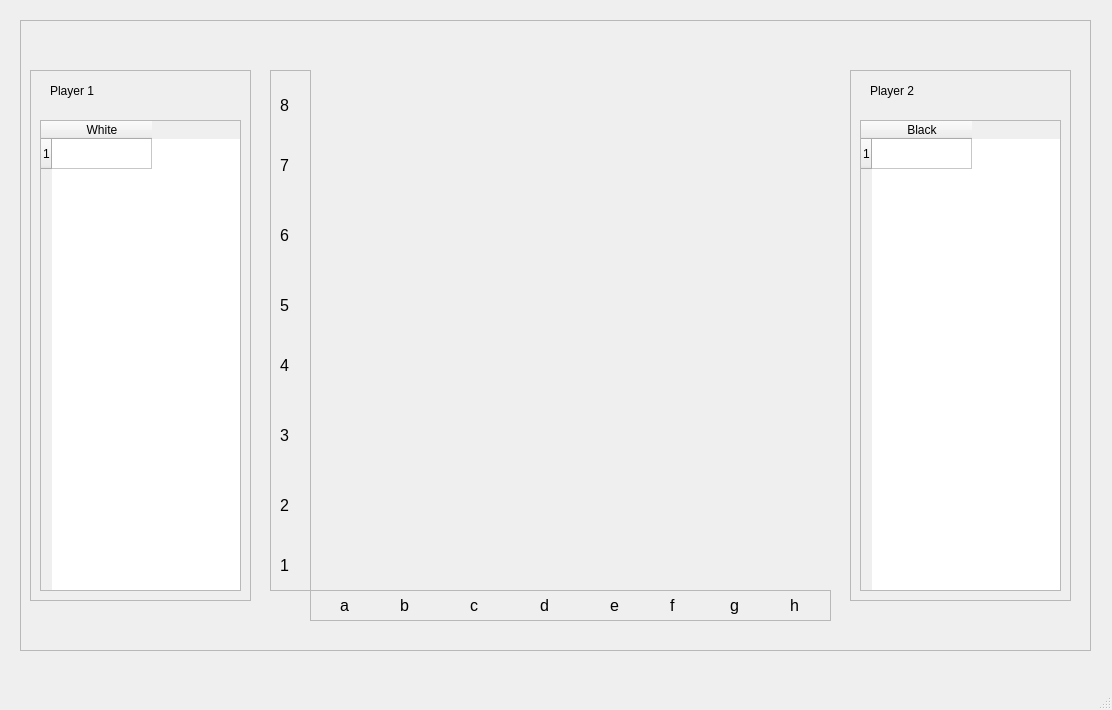
Old version of the form mainwindow.ui in the repository JoseHumire/ChessGame.
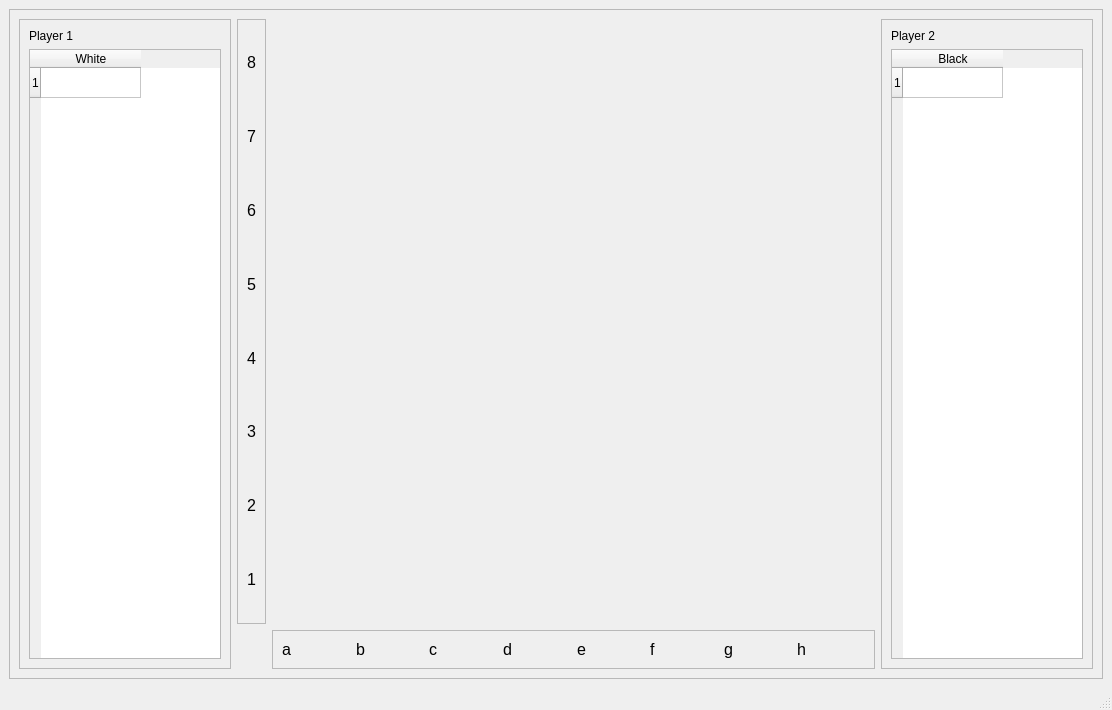
New version of the form. Custom widgets are drawn as their Qt base class.

```diff
--- a/mainwindow.ui
+++ b/mainwindow.ui
@@ -17,14 +17,17 @@
    <bool>false</bool>
   </property>
   <widget class="QWidget" name="centralwidget">
+   <property name="enabled">
+    <bool>true</bool>
+   </property>
+   <property name="autoFillBackground">
+    <bool>false</bool>
+   </property>
+   <layout class="QVBoxLayout" name="verticalLayout_4">
+    <item>
    <widget class="QFrame" name="frame_5">
-    <property name="geometry">
-     <rect>
-      <x>20</x>
-      <y>20</y>
-      <width>1071</width>
-      <height>631</height>
-     </rect>
+      <property name="autoFillBackground">
+       <bool>true</bool>
     </property>
     <property name="frameShape">
      <enum>QFrame::StyledPanel</enum>
@@ -32,43 +35,25 @@
     <property name="frameShadow">
      <enum>QFrame::Raised</enum>
     </property>
+      <layout class="QGridLayout" name="gridLayout_2" columnstretch="1,3,1">
+       <item row="0" column="0">
     <widget class="QFrame" name="frame_2">
-     <property name="geometry">
-      <rect>
-       <x>10</x>
-       <y>50</y>
-       <width>221</width>
-       <height>531</height>
-      </rect>
-     </property>
      <property name="frameShape">
       <enum>QFrame::StyledPanel</enum>
      </property>
      <property name="frameShadow">
       <enum>QFrame::Raised</enum>
      </property>
+         <layout class="QVBoxLayout" name="verticalLayout_3">
+          <item>
      <widget class="QLabel" name="label_3">
-      <property name="geometry">
-       <rect>
-        <x>20</x>
-        <y>10</y>
-        <width>71</width>
-        <height>21</height>
-       </rect>
-      </property>
       <property name="text">
        <string>Player 1</string>
       </property>
      </widget>
+          </item>
+          <item>
      <widget class="QTableWidget" name="tableWidget">
-      <property name="geometry">
-       <rect>
-        <x>10</x>
-        <y>50</y>
-        <width>201</width>
-        <height>471</height>
-       </rect>
-      </property>
       <row>
        <property name="text">
         <string>1</string>
@@ -80,44 +65,28 @@
        </property>
       </column>
      </widget>
-    </widget>
+          </item>
+         </layout>
+        </widget>
+       </item>
+       <item row="0" column="2">
     <widget class="QFrame" name="frame">
-     <property name="geometry">
-      <rect>
-       <x>830</x>
-       <y>50</y>
-       <width>221</width>
-       <height>531</height>
-      </rect>
-     </property>
      <property name="frameShape">
       <enum>QFrame::StyledPanel</enum>
      </property>
      <property name="frameShadow">
       <enum>QFrame::Raised</enum>
      </property>
+         <layout class="QVBoxLayout" name="verticalLayout_2">
+          <item>
      <widget class="QLabel" name="label">
-      <property name="geometry">
-       <rect>
-        <x>20</x>
-        <y>10</y>
-        <width>71</width>
-        <height>21</height>
-       </rect>
-      </property>
       <property name="text">
        <string>Player 2</string>
       </property>
      </widget>
+          </item>
+          <item>
      <widget class="QTableWidget" name="tableWidget_2">
-      <property name="geometry">
-       <rect>
-        <x>10</x>
-        <y>50</y>
-        <width>201</width>
-        <height>471</height>
-       </rect>
-      </property>
       <row>
        <property name="text">
         <string>1</string>
@@ -129,50 +98,23 @@
        </property>
       </column>
      </widget>
-    </widget>
+          </item>
+         </layout>
+        </widget>
+       </item>
+       <item row="0" column="1">
+        <layout class="QGridLayout" name="gridLayout" rowstretch="5,0" columnstretch="0,5">
+         <item row="0" column="0">
     <widget class="QFrame" name="frame_4">
-     <property name="geometry">
-      <rect>
-       <x>250</x>
-       <y>50</y>
-       <width>41</width>
-       <height>521</height>
-      </rect>
-     </property>
      <property name="frameShape">
       <enum>QFrame::StyledPanel</enum>
      </property>
      <property name="frameShadow">
       <enum>QFrame::Raised</enum>
      </property>
-     <widget class="QLabel" name="label_20">
-      <property name="geometry">
-       <rect>
-        <x>10</x>
-        <y>80</y>
-        <width>21</width>
-        <height>31</height>
-       </rect>
-      </property>
-      <property name="text">
-       <string>&lt;html&gt;&lt;head/&gt;&lt;body&gt;&lt;p&gt;&lt;span style=&quot; font-size:12pt;&quot;&gt;7&lt;/span&gt;&lt;/p&gt;&lt;/body&gt;&lt;/html&gt;</string>
-      </property>
-      <property name="textFormat">
-       <enum>Qt::AutoText</enum>
-      </property>
-      <property name="scaledContents">
-       <bool>true</bool>
-      </property>
-     </widget>
+           <layout class="QVBoxLayout" name="verticalLayout">
+            <item>
      <widget class="QLabel" name="label_13">
-      <property name="geometry">
-       <rect>
-        <x>10</x>
-        <y>20</y>
-        <width>21</width>
-        <height>31</height>
-       </rect>
-      </property>
       <property name="text">
        <string>&lt;html&gt;&lt;head/&gt;&lt;body&gt;&lt;p&gt;&lt;span style=&quot; font-size:12pt;&quot;&gt;8&lt;/span&gt;&lt;/p&gt;&lt;/body&gt;&lt;/html&gt;</string>
       </property>
@@ -183,15 +125,48 @@
        <bool>true</bool>
       </property>
      </widget>
+            </item>
+            <item>
+             <widget class="QLabel" name="label_20">
+              <property name="text">
+               <string>&lt;html&gt;&lt;head/&gt;&lt;body&gt;&lt;p&gt;&lt;span style=&quot; font-size:12pt;&quot;&gt;7&lt;/span&gt;&lt;/p&gt;&lt;/body&gt;&lt;/html&gt;</string>
+              </property>
+              <property name="textFormat">
+               <enum>Qt::AutoText</enum>
+              </property>
+              <property name="scaledContents">
+               <bool>true</bool>
+              </property>
+             </widget>
+            </item>
+            <item>
+             <widget class="QLabel" name="label_14">
+              <property name="text">
+               <string>&lt;html&gt;&lt;head/&gt;&lt;body&gt;&lt;p&gt;&lt;span style=&quot; font-size:12pt;&quot;&gt;6&lt;/span&gt;&lt;/p&gt;&lt;/body&gt;&lt;/html&gt;</string>
+              </property>
+              <property name="textFormat">
+               <enum>Qt::AutoText</enum>
+              </property>
+              <property name="scaledContents">
+               <bool>true</bool>
+              </property>
+             </widget>
+            </item>
+            <item>
+             <widget class="QLabel" name="label_15">
+              <property name="text">
+               <string>&lt;html&gt;&lt;head/&gt;&lt;body&gt;&lt;p&gt;&lt;span style=&quot; font-size:12pt;&quot;&gt;5&lt;/span&gt;&lt;/p&gt;&lt;/body&gt;&lt;/html&gt;</string>
+              </property>
+              <property name="textFormat">
+               <enum>Qt::AutoText</enum>
+              </property>
+              <property name="scaledContents">
+               <bool>true</bool>
+              </property>
+             </widget>
+            </item>
+            <item>
      <widget class="QLabel" name="label_16">
-      <property name="geometry">
-       <rect>
-        <x>10</x>
-        <y>280</y>
-        <width>21</width>
-        <height>31</height>
-       </rect>
-      </property>
       <property name="text">
        <string>&lt;html&gt;&lt;head/&gt;&lt;body&gt;&lt;p&gt;&lt;span style=&quot; font-size:12pt;&quot;&gt;4&lt;/span&gt;&lt;/p&gt;&lt;/body&gt;&lt;/html&gt;</string>
       </property>
@@ -202,15 +177,9 @@
        <bool>true</bool>
       </property>
      </widget>
+            </item>
+            <item>
      <widget class="QLabel" name="label_17">
-      <property name="geometry">
-       <rect>
-        <x>10</x>
-        <y>350</y>
-        <width>21</width>
-        <height>31</height>
-       </rect>
-      </property>
       <property name="text">
        <string>&lt;html&gt;&lt;head/&gt;&lt;body&gt;&lt;p&gt;&lt;span style=&quot; font-size:12pt;&quot;&gt;3&lt;/span&gt;&lt;/p&gt;&lt;/body&gt;&lt;/html&gt;</string>
       </property>
@@ -221,53 +190,9 @@
        <bool>true</bool>
       </property>
      </widget>
-     <widget class="QLabel" name="label_19">
-      <property name="geometry">
-       <rect>
-        <x>10</x>
-        <y>480</y>
-        <width>21</width>
-        <height>31</height>
-       </rect>
-      </property>
-      <property name="text">
-       <string>&lt;html&gt;&lt;head/&gt;&lt;body&gt;&lt;p&gt;&lt;span style=&quot; font-size:12pt;&quot;&gt;1&lt;/span&gt;&lt;/p&gt;&lt;/body&gt;&lt;/html&gt;</string>
-      </property>
-      <property name="textFormat">
-       <enum>Qt::AutoText</enum>
-      </property>
-      <property name="scaledContents">
-       <bool>true</bool>
-      </property>
-     </widget>
-     <widget class="QLabel" name="label_14">
-      <property name="geometry">
-       <rect>
-        <x>10</x>
-        <y>150</y>
-        <width>21</width>
-        <height>31</height>
-       </rect>
-      </property>
-      <property name="text">
-       <string>&lt;html&gt;&lt;head/&gt;&lt;body&gt;&lt;p&gt;&lt;span style=&quot; font-size:12pt;&quot;&gt;6&lt;/span&gt;&lt;/p&gt;&lt;/body&gt;&lt;/html&gt;</string>
-      </property>
-      <property name="textFormat">
-       <enum>Qt::AutoText</enum>
-      </property>
-      <property name="scaledContents">
-       <bool>true</bool>
-      </property>
-     </widget>
+            </item>
+            <item>
      <widget class="QLabel" name="label_18">
-      <property name="geometry">
-       <rect>
-        <x>10</x>
-        <y>420</y>
-        <width>21</width>
-        <height>31</height>
-       </rect>
-      </property>
       <property name="text">
        <string>&lt;html&gt;&lt;head/&gt;&lt;body&gt;&lt;p&gt;&lt;span style=&quot; font-size:12pt;&quot;&gt;2&lt;/span&gt;&lt;/p&gt;&lt;/body&gt;&lt;/html&gt;</string>
       </property>
@@ -278,17 +203,11 @@
        <bool>true</bool>
       </property>
      </widget>
-     <widget class="QLabel" name="label_15">
-      <property name="geometry">
-       <rect>
-        <x>10</x>
-        <y>220</y>
-        <width>21</width>
-        <height>31</height>
-       </rect>
-      </property>
+            </item>
+            <item>
+             <widget class="QLabel" name="label_19">
       <property name="text">
-       <string>&lt;html&gt;&lt;head/&gt;&lt;body&gt;&lt;p&gt;&lt;span style=&quot; font-size:12pt;&quot;&gt;5&lt;/span&gt;&lt;/p&gt;&lt;/body&gt;&lt;/html&gt;</string>
+               <string>&lt;html&gt;&lt;head/&gt;&lt;body&gt;&lt;p&gt;&lt;span style=&quot; font-size:12pt;&quot;&gt;1&lt;/span&gt;&lt;/p&gt;&lt;/body&gt;&lt;/html&gt;</string>
       </property>
       <property name="textFormat">
        <enum>Qt::AutoText</enum>
@@ -297,31 +216,21 @@
        <bool>true</bool>
       </property>
      </widget>
-    </widget>
+            </item>
+           </layout>
+          </widget>
+         </item>
+         <item row="1" column="1">
     <widget class="QFrame" name="frame_3">
-     <property name="geometry">
-      <rect>
-       <x>290</x>
-       <y>570</y>
-       <width>521</width>
-       <height>31</height>
-      </rect>
-     </property>
      <property name="frameShape">
       <enum>QFrame::StyledPanel</enum>
      </property>
      <property name="frameShadow">
       <enum>QFrame::Raised</enum>
      </property>
+           <layout class="QHBoxLayout" name="horizontalLayout">
+            <item>
      <widget class="QLabel" name="label_5">
-      <property name="geometry">
-       <rect>
-        <x>30</x>
-        <y>0</y>
-        <width>21</width>
-        <height>31</height>
-       </rect>
-      </property>
       <property name="text">
        <string>&lt;html&gt;&lt;head/&gt;&lt;body&gt;&lt;p&gt;&lt;span style=&quot; font-size:12pt;&quot;&gt;a&lt;/span&gt;&lt;/p&gt;&lt;/body&gt;&lt;/html&gt;</string>
       </property>
@@ -332,15 +241,9 @@
        <bool>true</bool>
       </property>
      </widget>
+            </item>
+            <item>
      <widget class="QLabel" name="label_6">
-      <property name="geometry">
-       <rect>
-        <x>90</x>
-        <y>0</y>
-        <width>21</width>
-        <height>31</height>
-       </rect>
-      </property>
       <property name="text">
        <string>&lt;html&gt;&lt;head/&gt;&lt;body&gt;&lt;p&gt;&lt;span style=&quot; font-size:12pt;&quot;&gt;b&lt;/span&gt;&lt;/p&gt;&lt;/body&gt;&lt;/html&gt;</string>
       </property>
@@ -351,15 +254,9 @@
        <bool>true</bool>
       </property>
      </widget>
+            </item>
+            <item>
      <widget class="QLabel" name="label_7">
-      <property name="geometry">
-       <rect>
-        <x>160</x>
-        <y>0</y>
-        <width>21</width>
-        <height>31</height>
-       </rect>
-      </property>
       <property name="text">
        <string>&lt;html&gt;&lt;head/&gt;&lt;body&gt;&lt;p&gt;&lt;span style=&quot; font-size:12pt;&quot;&gt;c&lt;/span&gt;&lt;/p&gt;&lt;/body&gt;&lt;/html&gt;</string>
       </property>
@@ -370,15 +267,9 @@
        <bool>true</bool>
       </property>
      </widget>
+            </item>
+            <item>
      <widget class="QLabel" name="label_8">
-      <property name="geometry">
-       <rect>
-        <x>230</x>
-        <y>0</y>
-        <width>21</width>
-        <height>31</height>
-       </rect>
-      </property>
       <property name="text">
        <string>&lt;html&gt;&lt;head/&gt;&lt;body&gt;&lt;p&gt;&lt;span style=&quot; font-size:12pt;&quot;&gt;d&lt;/span&gt;&lt;/p&gt;&lt;/body&gt;&lt;/html&gt;</string>
       </property>
@@ -389,15 +280,9 @@
        <bool>true</bool>
       </property>
      </widget>
+            </item>
+            <item>
      <widget class="QLabel" name="label_9">
-      <property name="geometry">
-       <rect>
-        <x>300</x>
-        <y>0</y>
-        <width>21</width>
-        <height>31</height>
-       </rect>
-      </property>
       <property name="text">
        <string>&lt;html&gt;&lt;head/&gt;&lt;body&gt;&lt;p&gt;&lt;span style=&quot; font-size:12pt;&quot;&gt;e&lt;/span&gt;&lt;/p&gt;&lt;/body&gt;&lt;/html&gt;</string>
       </property>
@@ -408,15 +293,9 @@
        <bool>true</bool>
       </property>
      </widget>
+            </item>
+            <item>
      <widget class="QLabel" name="label_10">
-      <property name="geometry">
-       <rect>
-        <x>360</x>
-        <y>0</y>
-        <width>21</width>
-        <height>31</height>
-       </rect>
-      </property>
       <property name="text">
        <string>&lt;html&gt;&lt;head/&gt;&lt;body&gt;&lt;p&gt;&lt;span style=&quot; font-size:12pt;&quot;&gt;f&lt;/span&gt;&lt;/p&gt;&lt;/body&gt;&lt;/html&gt;</string>
       </property>
@@ -427,15 +306,9 @@
        <bool>true</bool>
       </property>
      </widget>
+            </item>
+            <item>
      <widget class="QLabel" name="label_11">
-      <property name="geometry">
-       <rect>
-        <x>420</x>
-        <y>0</y>
-        <width>21</width>
-        <height>31</height>
-       </rect>
-      </property>
       <property name="text">
        <string>&lt;html&gt;&lt;head/&gt;&lt;body&gt;&lt;p&gt;&lt;span style=&quot; font-size:12pt;&quot;&gt;g&lt;/span&gt;&lt;/p&gt;&lt;/body&gt;&lt;/html&gt;</string>
       </property>
@@ -446,15 +319,9 @@
        <bool>true</bool>
       </property>
      </widget>
+            </item>
+            <item>
      <widget class="QLabel" name="label_12">
-      <property name="geometry">
-       <rect>
-        <x>480</x>
-        <y>0</y>
-        <width>21</width>
-        <height>31</height>
-       </rect>
-      </property>
       <property name="text">
        <string>&lt;html&gt;&lt;head/&gt;&lt;body&gt;&lt;p&gt;&lt;span style=&quot; font-size:12pt;&quot;&gt;h&lt;/span&gt;&lt;/p&gt;&lt;/body&gt;&lt;/html&gt;</string>
       </property>
@@ -465,18 +332,19 @@
        <bool>true</bool>
       </property>
      </widget>
-    </widget>
-    <widget class="Board" name="widget" native="true">
-     <property name="geometry">
-      <rect>
-       <x>290</x>
-       <y>50</y>
-       <width>521</width>
-       <height>521</height>
-      </rect>
-     </property>
-    </widget>
-   </widget>
+            </item>
+           </layout>
+          </widget>
+         </item>
+         <item row="0" column="1">
+          <widget class="Board" name="widget" native="true"/>
+         </item>
+        </layout>
+       </item>
+      </layout>
+     </widget>
+    </item>
+   </layout>
   </widget>
   <widget class="QMenuBar" name="menubar">
    <property name="geometry">
```
Left out of the diff: 2 changed lines with no effect on the pictures. Lines whose indentation alone changed are shown as unchanged.
